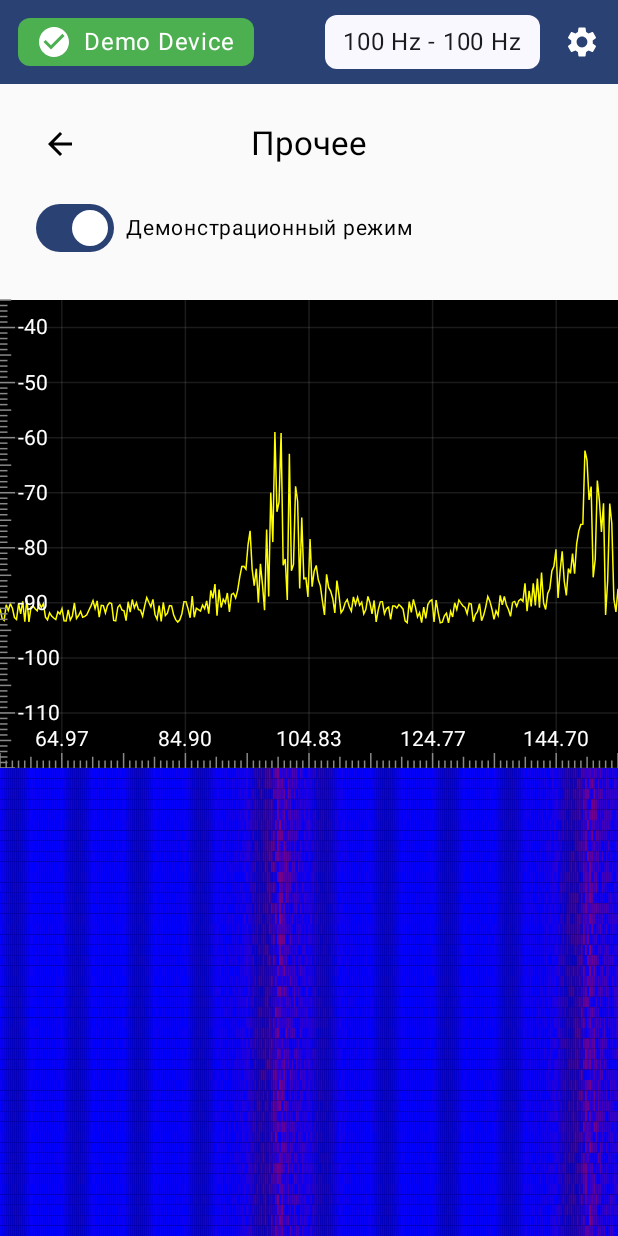
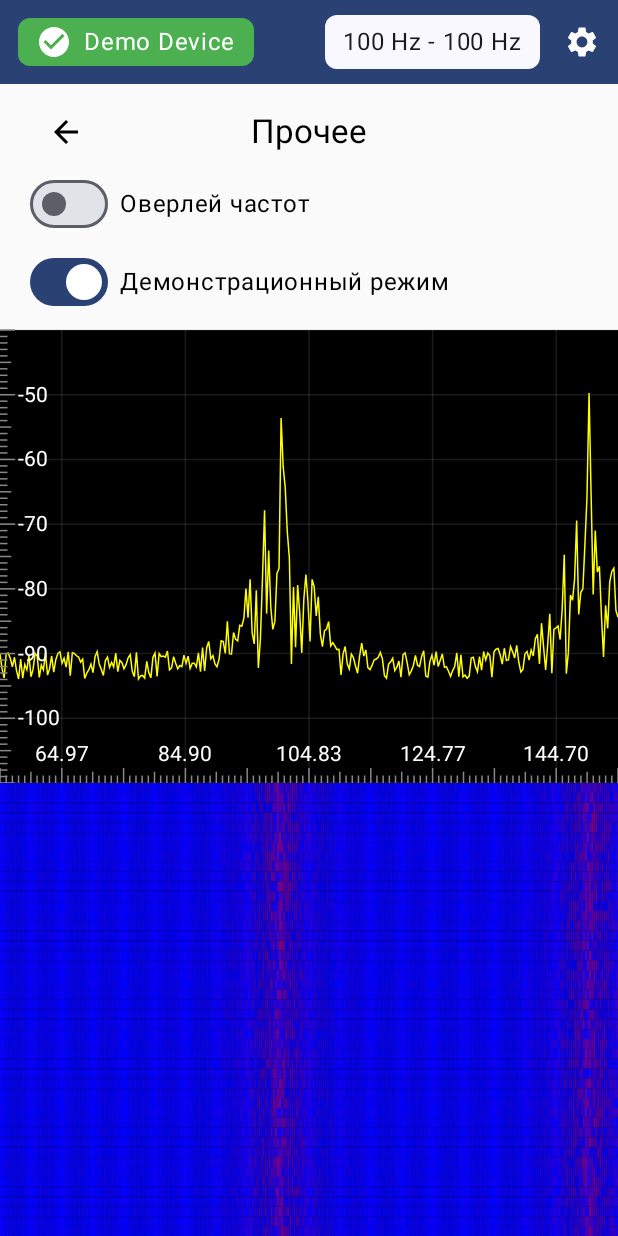
Before and after one commit to alien-agent/sdr-analyzer, an Android app built with Jetpack Compose: the screen it shows after launch (MainActivity), after a tap on "Демонстрационный режим", on a phone screen of 412 x 824 dp. Run offline under Robolectric (Android 15) with nearby library versions, the phone set to English and light mode, and no system bars; 3 other taps on this screen came first.

Commit message:
Чет еще починил

```diff
--- a/app/src/main/java/com/example/sdr_analyzer/application/AnalyzerApp.kt
+++ b/app/src/main/java/com/example/sdr_analyzer/application/AnalyzerApp.kt
@@ -2,28 +2,25 @@ package com.example.sdr_analyzer.application
 
 import android.content.Context
 import androidx.compose.runtime.Stable
+import androidx.compose.runtime.derivedStateOf
 import androidx.compose.runtime.mutableStateOf
 import androidx.compose.runtime.getValue
 import androidx.compose.runtime.setValue
 import com.example.sdr_analyzer.data.model.ConnectionStatus
 import com.example.sdr_analyzer.devices.DemoDevice
-import com.example.sdr_analyzer.devices.IDevice
 
 @Stable
 class AnalyzerApp(context: Context) {
     private var _deviceManager = DeviceManager(context=context, onStatusUpdated = {_connectionStatus = it})
-    private var _demoDevice = DemoDevice()
+    private var _demoDevice by mutableStateOf(DemoDevice())
 
-    var screenMaxAmplitude by mutableStateOf(-40)
-    var screenMinAmplitude by mutableStateOf(-110)
+    var screenMaxAmplitude by mutableStateOf(-40f)
+    var screenMinAmplitude by mutableStateOf(-110f)
     var isDemoMode by mutableStateOf(false)
+    var isFreqOverlayShown by mutableStateOf(true)
 
     private var _connectionStatus by mutableStateOf( ConnectionStatus.Waiting)
-    val connectionStatus
-        get() = if (isDemoMode) ConnectionStatus.Connected else _connectionStatus
+    val connectionStatus by derivedStateOf { if (isDemoMode) ConnectionStatus.Connected else _connectionStatus }
 
-    private var _connectedDevice by mutableStateOf(_deviceManager.connectedDevice)
-    val connectedDevice
-        get() = if (isDemoMode) _demoDevice else _connectedDevice
-
+    val connectedDevice by derivedStateOf { if (isDemoMode) _demoDevice else _deviceManager.connectedDevice }
 }
--- a/app/src/main/java/com/example/sdr_analyzer/ui/components/SettingsFrequency.kt
+++ b/app/src/main/java/com/example/sdr_analyzer/ui/components/SettingsFrequency.kt
@@ -18,6 +18,7 @@ import androidx.compose.ui.text.input.OffsetMapping
 import androidx.compose.ui.text.input.TransformedText
 import androidx.compose.ui.text.input.VisualTransformation
 import androidx.compose.ui.unit.dp
+import com.example.sdr_analyzer.application.AnalyzerApp
 import com.example.sdr_analyzer.data.model.Frequency
 import com.example.sdr_analyzer.data.model.MHz
 import com.example.sdr_analyzer.data.model.toMHz
@@ -25,7 +26,7 @@ import com.example.sdr_analyzer.devices.IDevice
 
 @OptIn(ExperimentalMaterial3Api::class)
 @Composable
-fun FrequencySettings(device: IDevice, exit: () -> Unit) {
+fun FrequencySettings(device: IDevice) {
     val focusManager = LocalFocusManager.current
 
     Column(
--- a/app/src/main/java/com/example/sdr_analyzer/ui/components/SettingsMenu.kt
+++ b/app/src/main/java/com/example/sdr_analyzer/ui/components/SettingsMenu.kt
@@ -15,6 +15,7 @@ import androidx.compose.material3.Button
 import androidx.compose.material3.Icon
 import androidx.compose.material3.IconButton
 import androidx.compose.material3.MaterialTheme
+import androidx.compose.material3.Slider
 import androidx.compose.material3.Switch
 import androidx.compose.material3.Text
 import androidx.compose.runtime.Composable
@@ -29,7 +30,7 @@ import androidx.compose.ui.unit.IntSize
 import androidx.compose.ui.unit.dp
 import androidx.compose.ui.unit.sp
 import com.example.sdr_analyzer.application.AnalyzerApp
-import com.example.sdr_analyzer.application.DeviceManager
+import kotlin.math.roundToInt
 
 enum class MenusList(val title: String) {
     Frequency("Частота"),
@@ -39,6 +40,9 @@ enum class MenusList(val title: String) {
 @Composable
 fun SettingsMenu(isShown: Boolean, app: AnalyzerApp) {
     var selectedMenu: MenusList? by remember { mutableStateOf(null) }
+    val app by remember {
+        mutableStateOf(app)
+    }
 
     AnimatedVisibility(
         visible = isShown,
@@ -74,7 +78,7 @@ fun SettingsMenu(isShown: Boolean, app: AnalyzerApp) {
             Column(
                 modifier = Modifier
                     .fillMaxWidth()
-                    .padding(16.dp)
+                    .padding(horizontal = 20.dp, vertical=8.dp)
             ) {
                 Box(modifier = Modifier.fillMaxWidth()) {
                     IconButton(onClick = { selectedMenu = null }) {
@@ -93,8 +97,7 @@ fun SettingsMenu(isShown: Boolean, app: AnalyzerApp) {
                 }
                 when (selectedMenu) {
                     MenusList.Frequency -> FrequencySettings(
-                        device = app.connectedDevice!!,
-                        exit = { selectedMenu = null }
+                        device = app.connectedDevice!!
                     )
 
                     MenusList.Other -> OtherMenu(
@@ -110,6 +113,14 @@ fun SettingsMenu(isShown: Boolean, app: AnalyzerApp) {
 
 @Composable
 fun OtherMenu(app: AnalyzerApp) {
+    SwitchWithLabel(
+        label = "Оверлей частот",
+        state = app.isFreqOverlayShown,
+        onStateChange = {
+            app.isFreqOverlayShown = it
+        }
+    )
+    Spacer(Modifier.height(4.dp))
     SwitchWithLabel(
         label = "Демонстрационный режим",
         state = app.isDemoMode,
@@ -132,8 +143,7 @@ private fun SwitchWithLabel(label: String, state: Boolean, onStateChange: (Boole
                 onClick = {
                     onStateChange(!state)
                 }
-            )
-            .padding(8.dp),
+            ),
         verticalAlignment = Alignment.CenterVertically
 
     ) {
@@ -144,6 +154,6 @@ private fun SwitchWithLabel(label: String, state: Boolean, onStateChange: (Boole
             }
         )
         Spacer(modifier = Modifier.padding(start = 8.dp))
-        Text(text = label, fontSize = 14.sp)
+        Text(text = label, fontSize = 16.sp)
     }
 }
--- a/app/src/main/java/com/example/sdr_analyzer/ui/components/SignalStrengthGraph.kt
+++ b/app/src/main/java/com/example/sdr_analyzer/ui/components/SignalStrengthGraph.kt
@@ -1,17 +1,29 @@
 package com.example.sdr_analyzer.ui.components
 
-import android.util.Log
+import androidx.compose.animation.AnimatedVisibility
+import androidx.compose.animation.expandHorizontally
+import androidx.compose.animation.shrinkHorizontally
+import androidx.compose.animation.slideInHorizontally
+import androidx.compose.animation.slideOutHorizontally
 import androidx.compose.foundation.Canvas
 import androidx.compose.foundation.background
 import androidx.compose.foundation.gestures.Orientation
-import androidx.compose.foundation.gestures.detectTransformGestures
 import androidx.compose.foundation.gestures.rememberScrollableState
-import androidx.compose.foundation.gestures.rememberTransformableState
 import androidx.compose.foundation.gestures.scrollable
-import androidx.compose.foundation.gestures.transformable
+import androidx.compose.foundation.layout.Box
+import androidx.compose.foundation.layout.BoxScope
+import androidx.compose.foundation.layout.Column
+import androidx.compose.foundation.layout.Row
+import androidx.compose.foundation.layout.Spacer
 import androidx.compose.foundation.layout.fillMaxSize
+import androidx.compose.foundation.layout.padding
+import androidx.compose.foundation.layout.width
+import androidx.compose.foundation.shape.RoundedCornerShape
+import androidx.compose.material3.Text
 import androidx.compose.runtime.*
+import androidx.compose.ui.Alignment
 import androidx.compose.ui.Modifier
+import androidx.compose.ui.draw.clip
 import androidx.compose.ui.geometry.Offset
 import androidx.compose.ui.graphics.Color
 import androidx.compose.ui.graphics.NativeCanvas
@@ -21,14 +33,13 @@ import androidx.compose.ui.graphics.Path
 import androidx.compose.ui.graphics.drawscope.DrawScope
 import androidx.compose.ui.graphics.drawscope.drawIntoCanvas
 import androidx.compose.ui.graphics.nativeCanvas
-import androidx.compose.ui.input.pointer.pointerInput
-import androidx.compose.ui.platform.LocalDensity
-import androidx.compose.ui.unit.Dp
 import androidx.compose.ui.unit.dp
 import androidx.compose.ui.unit.sp
+import com.example.sdr_analyzer.application.AnalyzerApp
 import com.example.sdr_analyzer.data.model.Frequency
 import com.example.sdr_analyzer.data.model.MHz
 import com.example.sdr_analyzer.data.model.SignalData
+import com.example.sdr_analyzer.data.model.toText
 import com.example.sdr_analyzer.data.model.toTextWithoutUnit
 import com.example.sdr_analyzer.devices.IDevice
 import kotlin.math.absoluteValue
@@ -58,6 +69,7 @@ class DrawingSettings(
 
 @Composable
 fun SignalStrengthGraph(
+    app: AnalyzerApp,
     data: List<SignalData>,
     device: IDevice,
     modifier: Modifier = Modifier,
@@ -69,11 +81,12 @@ fun SignalStrengthGraph(
         delta
     }
 
-    val minAmplitude = minVirtualAmplitude
-    val maxAmplitude = maxVirtualAmplitude
+    val minAmplitude = app.screenMinAmplitude
+    val maxAmplitude = app.screenMaxAmplitude
 
+    Box(modifier = modifier.fillMaxSize()) {
         Canvas(
-        modifier = modifier
+            modifier = Modifier
                 .fillMaxSize()
                 .scrollable(scrollState, orientation = Orientation.Horizontal)
                 .background(Color.Black)
@@ -152,12 +165,52 @@ fun SignalStrengthGraph(
                 )
             }
 
-
             drawIntoCanvas { canvas ->
                 drawMagnitudeTicks(
                     s = s,
                     nativeCanvas = canvas.nativeCanvas
                 )
+            }
+        }
+        FreqOverlay(app = app, device)
+    }
+}
+
+@Composable
+fun BoxScope.FreqOverlay(app: AnalyzerApp, device: IDevice) {
+    AnimatedVisibility(
+        modifier = Modifier.align(Alignment.TopEnd),
+        visible = app.isFreqOverlayShown,
+        enter = slideInHorizontally(initialOffsetX = { w -> w }) + expandHorizontally(expandFrom = Alignment.End),
+        exit = slideOutHorizontally(targetOffsetX = { w -> w }) + shrinkHorizontally(
+            shrinkTowards = Alignment.End
+        )
+    ) {
+        Column(
+            modifier = Modifier
+                .padding(10.dp)
+                .clip(shape = RoundedCornerShape(10.dp))
+                .background(Color(0xAA222222))
+        ) {
+            listOf(
+                "Центр" to device.centerFrequency,
+                "Старт" to device.startFrequency,
+                "Стоп" to device.endFrequency,
+                "Полоса" to device.frequencyRange
+            ).map {
+                Row(
+                    modifier = Modifier
+                        .padding(horizontal = 10.dp, vertical = 6.dp)
+                        .width(160.dp)
+                ) {
+                    Text(it.first, color = Color.Cyan)
+                    Spacer(modifier = Modifier.weight(1f))
+                    Text(
+                        text = it.second.toText(),
+                        color = Color.LightGray
+                    )
+                }
+            }
         }
     }
 }
@@ -193,7 +246,7 @@ fun DrawScope.drawMagnitudeTicks(
             val text = String.format("%d", mag)
             val textHeight = s.textPaint.fontMetrics.bottom - s.textPaint.fontMetrics.top
 
-            if ((y + textHeight) < s.height) {
+            if ((y + textHeight) < s.height && (y-textHeight) > 0) {
                 nativeCanvas.drawText(
                     text,
                     12.dp.toPx(),
--- a/app/src/main/java/com/example/sdr_analyzer/ui/screens/MainScreen.kt
+++ b/app/src/main/java/com/example/sdr_analyzer/ui/screens/MainScreen.kt
@@ -21,7 +21,6 @@ import kotlinx.coroutines.delay
 
 @Composable
 fun MainScreen(app: AnalyzerApp) {
-
     var showSettings by remember { mutableStateOf(false) }
 
     var sampleData by remember { mutableStateOf(emptyList<SignalData>()) }
@@ -75,8 +74,9 @@ fun MainScreen(app: AnalyzerApp) {
         } else {
 
             SignalStrengthGraph(
+                app = app,
+                device = app.connectedDevice!!,
                 data = sampleData,
-                device = app.connectedDevice!!,
                 modifier = Modifier.weight(1f)
             )
             WaterfallPlot(data = waterfallData, modifier = Modifier.weight(1f))
```
Lines whose indentation alone changed are shown as unchanged.
